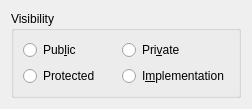
This is umbrello/dialogs/widgets/visibilityenumwidget.ui in KDE/umbrello as Qt 5 draws it before an edit. The edited form follows.
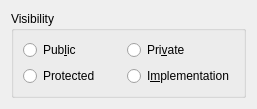
This is the edited form.

What changed in the file:
```diff
--- a/umbrello/dialogs/widgets/visibilityenumwidget.ui
+++ b/umbrello/dialogs/widgets/visibilityenumwidget.ui
@@ -6,7 +6,7 @@
    <rect>
     <x>0</x>
     <y>0</y>
-    <width>252</width>
+    <width>257</width>
     <height>97</height>
    </rect>
   </property>
```
Left out of the diff: 8 changed lines with no effect on the pictures.
